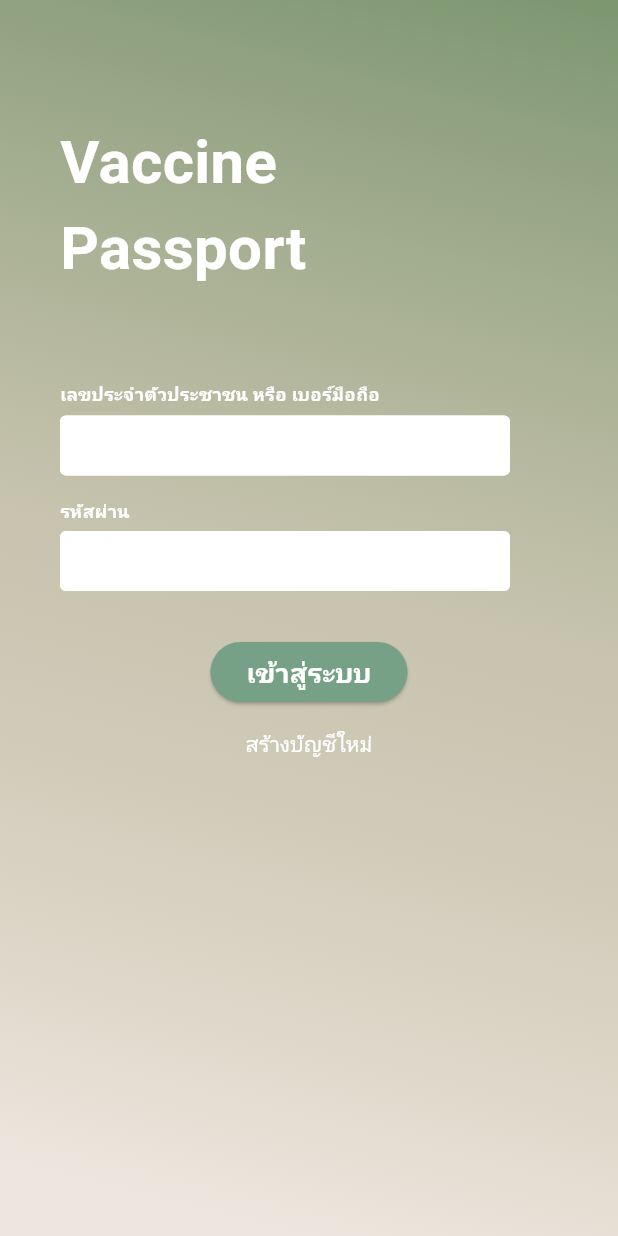
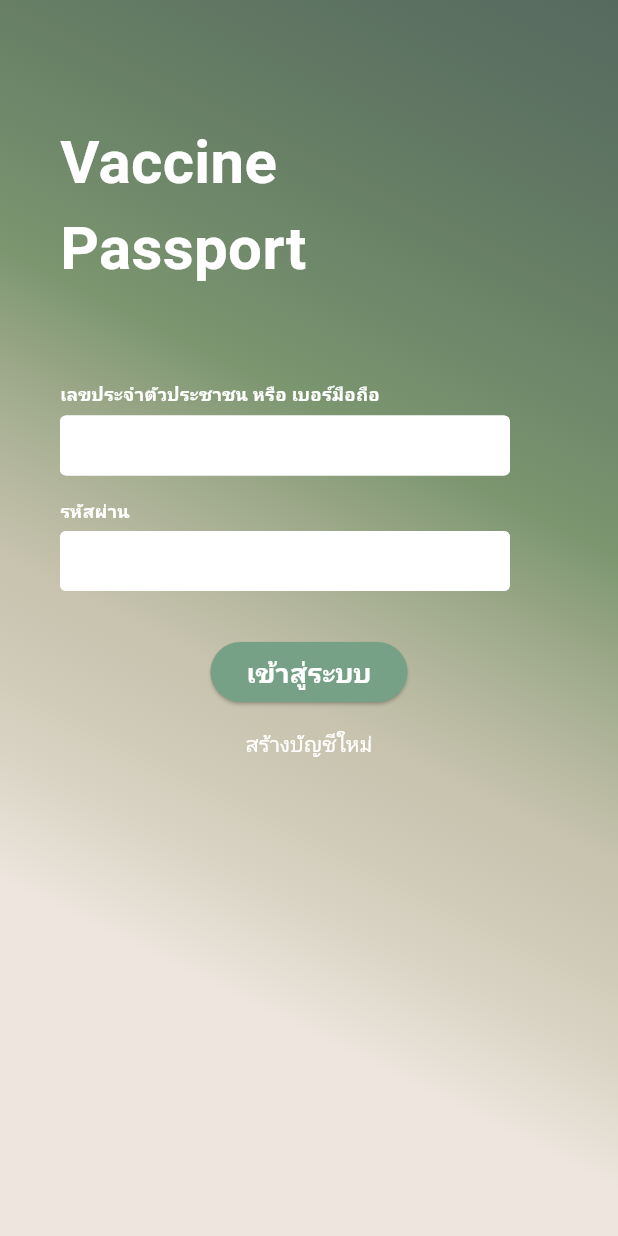
Before and after one commit to u6587051/DST66-1_ITDS283_MobileApplication, a Flutter app: the screen it shows after launch, on a phone screen of 412 x 824 dp. Run offline on Flutter 3.47's test engine with Material 3 defaults, Android fonts, the phone set to English and light mode, and no system bars; Roboto replaces fonts that are missing (Kanit).

Commit message:
BGColor adjust

```diff
--- a/pj_vaccinepassport/lib/common_pages/Login_Page.dart
+++ b/pj_vaccinepassport/lib/common_pages/Login_Page.dart
@@ -12,8 +12,14 @@ class LogInPage extends StatelessWidget {
         decoration: BoxDecoration(
           gradient: LinearGradient(
             begin: Alignment.topRight,
-            end: Alignment.bottomCenter,
-            colors: [Color(0xFF7C9670), Color(0xB2AFAD8B), Color(0xFFEEE6DE)],
+            end: Alignment.bottomLeft,
+            stops: [0,0.36,0.56,0.77],
+            colors: [
+              Color.fromARGB(204, 45, 71, 55),
+              Color.fromARGB(255, 124, 150, 112),
+              Color.fromARGB(179, 176, 173, 140),
+              Color.fromARGB(255, 238, 230, 222)
+            ],
           ),
         ),
         child: Padding(
```
